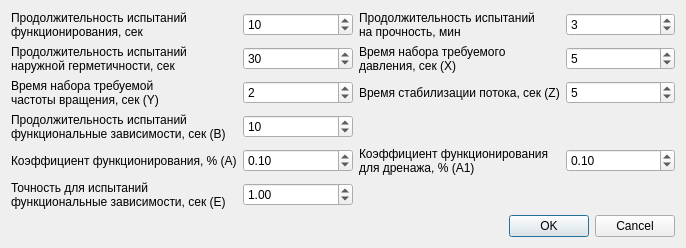
The window that pump_test_info.ui (firef0xff/SSHGS01) describes before a commit, drawn with Qt 5.
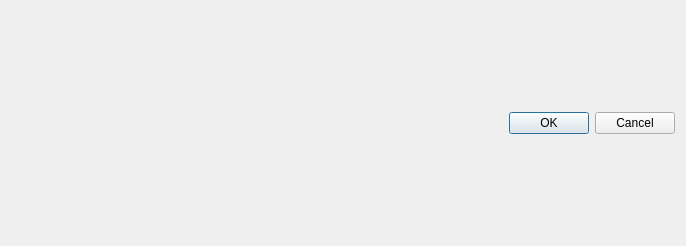
The same window after the commit.

Commit message:
убрал лишнее окно параметров
1.5ч

What changed in the file:
```diff
--- a/pump_test_info.ui
+++ b/pump_test_info.ui
@@ -15,273 +15,7 @@
   </property>
   <layout class="QVBoxLayout" name="verticalLayout">
    <item>
-    <layout class="QGridLayout" name="gridLayout">
-     <item row="9" column="0">
-      <widget class="QLabel" name="l_e">
-       <property name="text">
-        <string>Точность для испытаний
-функциональные зависимости, сек (Е)</string>
-       </property>
-      </widget>
-     </item>
-     <item row="0" column="0">
-      <widget class="QLabel" name="l_func_test_time">
-       <property name="text">
-        <string>Продолжительность испытаний
-функционирования, сек</string>
-       </property>
-      </widget>
-     </item>
-     <item row="0" column="1">
-      <widget class="QSpinBox" name="FuncTestTime">
-       <property name="toolTip">
-        <string>0...360 сек</string>
-       </property>
-       <property name="toolTipDuration">
-        <number>1000</number>
-       </property>
-       <property name="maximum">
-        <number>360</number>
-       </property>
-       <property name="value">
-        <number>10</number>
-       </property>
-      </widget>
-     </item>
-     <item row="4" column="0">
-      <widget class="QLabel" name="l_y">
-       <property name="text">
-        <string>Время набора требуемой
-частоты вращения, сек (Y)</string>
-       </property>
-      </widget>
-     </item>
-     <item row="2" column="0">
-      <widget class="QLabel" name="l_herm_test_time">
-       <property name="text">
-        <string>Продолжительность испытаний
-наружной герметичности, сек</string>
-       </property>
-      </widget>
-     </item>
-     <item row="2" column="1">
-      <widget class="QSpinBox" name="HermTestTime">
-       <property name="toolTip">
-        <string>0...360 сек</string>
-       </property>
-       <property name="toolTipDuration">
-        <number>1000</number>
-       </property>
-       <property name="maximum">
-        <number>360</number>
-       </property>
-       <property name="value">
-        <number>30</number>
-       </property>
-      </widget>
-     </item>
-     <item row="6" column="0">
-      <widget class="QLabel" name="l_b">
-       <property name="text">
-        <string>Продолжительность испытаний
-функциональные зависимости, сек (В)</string>
-       </property>
-      </widget>
-     </item>
-     <item row="7" column="1">
-      <widget class="QDoubleSpinBox" name="A">
-       <property name="toolTip">
-        <string>0...1</string>
-       </property>
-       <property name="toolTipDuration">
-        <number>1000</number>
-       </property>
-       <property name="minimum">
-        <double>0.000000000000000</double>
-       </property>
-       <property name="maximum">
-        <double>1.000000000000000</double>
-       </property>
-       <property name="singleStep">
-        <double>0.010000000000000</double>
-       </property>
-       <property name="value">
-        <double>0.100000000000000</double>
-       </property>
-      </widget>
-     </item>
-     <item row="4" column="1">
-      <widget class="QSpinBox" name="Y">
-       <property name="toolTip">
-        <string>1...60 сек</string>
-       </property>
-       <property name="toolTipDuration">
-        <number>1000</number>
-       </property>
-       <property name="minimum">
-        <number>1</number>
-       </property>
-       <property name="maximum">
-        <number>60</number>
-       </property>
-       <property name="value">
-        <number>2</number>
-       </property>
-      </widget>
-     </item>
-     <item row="9" column="1">
-      <widget class="QDoubleSpinBox" name="E">
-       <property name="toolTip">
-        <string>0.5...60 сек</string>
-       </property>
-       <property name="toolTipDuration">
-        <number>1000</number>
-       </property>
-       <property name="minimum">
-        <double>0.500000000000000</double>
-       </property>
-       <property name="maximum">
-        <double>60.000000000000000</double>
-       </property>
-       <property name="singleStep">
-        <double>0.500000000000000</double>
-       </property>
-       <property name="value">
-        <double>1.000000000000000</double>
-       </property>
-      </widget>
-     </item>
-     <item row="7" column="0">
-      <widget class="QLabel" name="l_a">
-       <property name="text">
-        <string>Коэффициент функционирования, % (А)</string>
-       </property>
-      </widget>
-     </item>
-     <item row="6" column="1">
-      <widget class="QSpinBox" name="B">
-       <property name="toolTip">
-        <string>1...360 сек</string>
-       </property>
-       <property name="toolTipDuration">
-        <number>1000</number>
-       </property>
-       <property name="minimum">
-        <number>1</number>
-       </property>
-       <property name="maximum">
-        <number>360</number>
-       </property>
-       <property name="value">
-        <number>10</number>
-       </property>
-      </widget>
-     </item>
-     <item row="0" column="2">
-      <widget class="QLabel" name="l_strong_test_time">
-       <property name="text">
-        <string>Продолжительность испытаний
-на прочность, мин</string>
-       </property>
-      </widget>
-     </item>
-     <item row="0" column="3">
-      <widget class="QSpinBox" name="StrongTestTime">
-       <property name="toolTip">
-        <string>1...10 мин</string>
-       </property>
-       <property name="toolTipDuration">
-        <number>1000</number>
-       </property>
-       <property name="maximum">
-        <number>10</number>
-       </property>
-       <property name="value">
-        <number>3</number>
-       </property>
-      </widget>
-     </item>
-     <item row="2" column="3">
-      <widget class="QSpinBox" name="X">
-       <property name="toolTip">
-        <string>1...60 сек</string>
-       </property>
-       <property name="toolTipDuration">
-        <number>1000</number>
-       </property>
-       <property name="minimum">
-        <number>1</number>
-       </property>
-       <property name="maximum">
-        <number>60</number>
-       </property>
-       <property name="value">
-        <number>5</number>
-       </property>
-      </widget>
-     </item>
-     <item row="2" column="2">
-      <widget class="QLabel" name="l_x">
-       <property name="text">
-        <string>Время набора требуемого
-давления, сек (X)</string>
-       </property>
-      </widget>
-     </item>
-     <item row="4" column="3">
-      <widget class="QSpinBox" name="Z">
-       <property name="toolTip">
-        <string>1...600</string>
-       </property>
-       <property name="toolTipDuration">
-        <number>1000</number>
-       </property>
-       <property name="minimum">
-        <number>1</number>
-       </property>
-       <property name="maximum">
-        <number>600</number>
-       </property>
-       <property name="value">
-        <number>5</number>
-       </property>
-      </widget>
-     </item>
-     <item row="4" column="2">
-      <widget class="QLabel" name="l_z">
-       <property name="text">
-        <string>Время стабилизации потока, сек (Z)</string>
-       </property>
-      </widget>
-     </item>
-     <item row="7" column="3">
-      <widget class="QDoubleSpinBox" name="A1">
-       <property name="toolTip">
-        <string>0...1</string>
-       </property>
-       <property name="toolTipDuration">
-        <number>1000</number>
-       </property>
-       <property name="maximum">
-        <double>1.000000000000000</double>
-       </property>
-       <property name="singleStep">
-        <double>0.010000000000000</double>
-       </property>
-       <property name="value">
-        <double>0.100000000000000</double>
-       </property>
-      </widget>
-     </item>
-     <item row="7" column="2">
-      <widget class="QLabel" name="l_a1">
-       <property name="text">
-        <string>Коэффициент функционирования
-для дренажа, % (А1)</string>
-       </property>
-      </widget>
-     </item>
-    </layout>
+    <layout class="QGridLayout" name="gridLayout"/>
    </item>
    <item>
     <widget class="QDialogButtonBox" name="buttonBox">
```
The commit also changes 6 other files.
